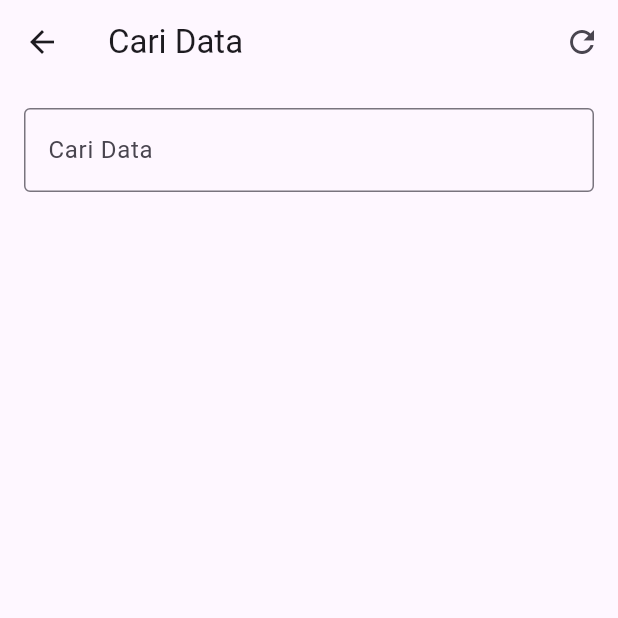
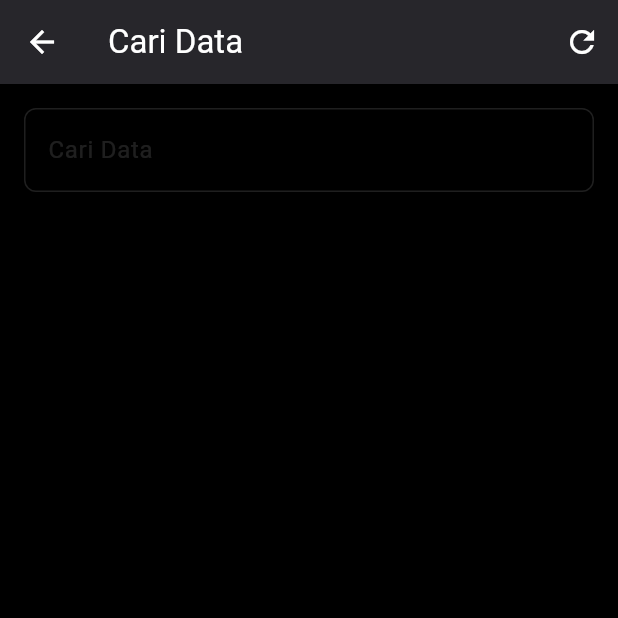
Before and after one commit to YudanMaulana/qr-scanner, a Flutter app: the screen it shows after launch, after a tap on "Cari Data Manual", on a phone screen of 412 x 824 dp, the top half of it. Run offline on Flutter 3.47's test engine with Material 3 defaults, Android fonts, the phone set to English and light mode, and no system bars; our stand-ins replace animated_text_kit, another_flutter_splash_screen, shared_preferences; missing offline and left inert: mobile_scanner; network calls fail.

Commit message:
only dark theme, launchurl, change splashcreen logo

```diff
--- a/lib/main.dart
+++ b/lib/main.dart
@@ -13,7 +13,7 @@ class MyApp extends StatelessWidget {
     return MaterialApp(
       debugShowCheckedModeBanner: false,
       title: '',
-      theme: ThemeData(primarySwatch: Colors.blue),
+      theme: ThemeData(dialogBackgroundColor: Color.fromARGB(255, 24, 23, 28)),
       home: SplashScreen(),
     );
   }
--- a/lib/screens/home_screen.dart
+++ b/lib/screens/home_screen.dart
@@ -66,9 +66,14 @@ class _HomeScreenState extends State<HomeScreen> {
   }
 
   Future<void> _openLink(String url) async {
-    // Cek apakah URL dapat dibuka
     if (await canLaunchUrl(Uri.parse(url))) {
-      await launchUrl(Uri.parse(url), mode: LaunchMode.externalApplication);
+      try {
+        await launchUrl(Uri.parse(url), mode: LaunchMode.externalApplication);
+      } on Exception catch (e) {
+        ScaffoldMessenger.of(context).showSnackBar(
+          SnackBar(content: Text('Gagal membuka tautan: $e')),
+        );
+      }
     } else {
       ScaffoldMessenger.of(context).showSnackBar(
         const SnackBar(content: Text('Tidak dapat membuka tautan!')),
@@ -94,7 +99,6 @@ class _HomeScreenState extends State<HomeScreen> {
   }
 
   bool _isLink(String text) {
-    // Pola regex sederhana untuk mendeteksi URL ny
     final urlRegex = RegExp(
       r'^(https?:\/\/)?([a-zA-Z0-9.-]+)(:[0-9]+)?(\/[^\s]*)?$',
     );
@@ -105,8 +109,13 @@ class _HomeScreenState extends State<HomeScreen> {
   Widget build(BuildContext context) {
     return Scaffold(
       appBar: AppBar(
-        title: const Text('Home'),
+        backgroundColor: const Color.fromARGB(255, 39, 38, 43),
+        title: const Text(
+          'Home',
+          style: TextStyle(color: Colors.white),
+        ),
       ),
+      backgroundColor: Colors.black,
       body: Center(
         child: Column(
           mainAxisAlignment: MainAxisAlignment.center,
@@ -119,7 +128,9 @@ class _HomeScreenState extends State<HomeScreen> {
                     style: TextStyle(
                       fontSize: 25,
                       fontWeight: FontWeight.bold,
-                      color: _status == 'Terdaftar' ? Colors.blue : Colors.red,
+                      color: _status == 'Terdaftar'
+                          ? Colors.lightGreen
+                          : Colors.redAccent,
                     ),
                     textAlign: TextAlign.center,
                   ),
@@ -139,9 +150,6 @@ class _HomeScreenState extends State<HomeScreen> {
                           fontSize: 17,
                           color:
                               _isLink(_scanResult) ? Colors.blue : Colors.black,
-                          decoration: _isLink(_scanResult)
-                              ? TextDecoration.underline
-                              : null,
                         ),
                         textAlign: TextAlign.center,
                       ),
@@ -155,7 +163,7 @@ class _HomeScreenState extends State<HomeScreen> {
                         style: TextStyle(
                           fontSize: 15,
                           fontWeight: FontWeight.bold,
-                          color: Colors.red,
+                          color: Colors.white,
                         ),
                       ),
                     ),
@@ -164,12 +172,20 @@ class _HomeScreenState extends State<HomeScreen> {
             else
               const Text(
                 'Belum ada hasil scan.',
-                style: TextStyle(fontSize: 20, color: Colors.deepPurple),
+                style: TextStyle(fontSize: 20, color: Colors.white70),
               ),
             const SizedBox(height: 70),
             Column(
               children: [
                 ElevatedButton(
+                  style: ElevatedButton.styleFrom(
+                    backgroundColor: const Color.fromARGB(255, 39, 38, 43),
+                    foregroundColor: Colors.white,
+                    side: const BorderSide(color: Colors.white),
+                    shape: RoundedRectangleBorder(
+                      borderRadius: BorderRadius.circular(8),
+                    ),
+                  ),
                   onPressed: () async {
                     final result = await Navigator.push(
                       context,
@@ -189,6 +205,15 @@ class _HomeScreenState extends State<HomeScreen> {
                     Padding(
                       padding: const EdgeInsets.all(8.0),
                       child: ElevatedButton(
+                        style: ElevatedButton.styleFrom(
+                          backgroundColor:
+                              const Color.fromARGB(255, 39, 38, 43),
+                          foregroundColor: Colors.white,
+                          side: const BorderSide(color: Colors.white),
+                          shape: RoundedRectangleBorder(
+                            borderRadius: BorderRadius.circular(8),
+                          ),
+                        ),
                         onPressed: _fetchData,
                         child: const Text('Dapatkan Data'),
                       ),
@@ -196,6 +221,15 @@ class _HomeScreenState extends State<HomeScreen> {
                     Padding(
                       padding: const EdgeInsets.all(8.0),
                       child: ElevatedButton(
+                        style: ElevatedButton.styleFrom(
+                          backgroundColor:
+                              const Color.fromARGB(255, 39, 38, 43),
+                          foregroundColor: Colors.white,
+                          side: const BorderSide(color: Colors.white),
+                          shape: RoundedRectangleBorder(
+                            borderRadius: BorderRadius.circular(8),
+                          ),
+                        ),
                         onPressed: () {
                           Navigator.push(
                             context,
--- a/lib/screens/search_page.dart
+++ b/lib/screens/search_page.dart
@@ -83,7 +83,12 @@ class _SearchPageState extends State<SearchPage> {
   Widget build(BuildContext context) {
     return Scaffold(
       appBar: AppBar(
-        title: const Text('Cari Data'),
+        backgroundColor: const Color.fromARGB(255, 39, 38, 43),
+        iconTheme: const IconThemeData(color: Colors.white),
+        title: const Text(
+          'Cari Data',
+          style: TextStyle(color: Colors.white),
+        ),
         actions: [
           IconButton(
             icon: const Icon(Icons.refresh),
@@ -92,6 +97,7 @@ class _SearchPageState extends State<SearchPage> {
           )
         ],
       ),
+      backgroundColor: Colors.black,
       body: Column(
         children: [
           // Form pencarian
@@ -99,13 +105,23 @@ class _SearchPageState extends State<SearchPage> {
             padding: const EdgeInsets.all(16.0),
             child: TextField(
               onChanged: _filterData,
-              decoration: const InputDecoration(
+              style: const TextStyle(color: Colors.white),
+              cursorColor: Colors.white,
+              decoration: InputDecoration(
                 labelText: 'Cari Data',
-                border: OutlineInputBorder(),
+                labelStyle: const TextStyle(color: Colors.white12),
+                floatingLabelStyle: const TextStyle(color: Colors.white),
+                enabledBorder: OutlineInputBorder(
+                    borderSide: const BorderSide(color: Colors.white12),
+                    borderRadius: BorderRadius.circular(8)),
+                focusedBorder: OutlineInputBorder(
+                    borderSide:
+                        const BorderSide(color: Colors.white, width: 2.0),
+                    borderRadius: BorderRadius.circular(8)),
               ),
             ),
           ),
-          // Daftar data dengan ikon hapus
+
           Expanded(
             child: ListView.builder(
               itemCount: _filteredData.length,
@@ -114,7 +130,7 @@ class _SearchPageState extends State<SearchPage> {
                 return ListTile(
                   title: Text(
                     item['name'],
-                    style: TextStyle(fontSize: 14),
+                    style: TextStyle(color: Colors.white, fontSize: 14),
                   ),
                   trailing: IconButton(
                     icon: const Icon(Icons.delete, color: Colors.red),
--- a/lib/screens/splash_screen.dart
+++ b/lib/screens/splash_screen.dart
@@ -7,6 +7,7 @@ class SplashScreen extends StatelessWidget {
   @override
   Widget build(BuildContext context) {
     return Scaffold(
+      backgroundColor: Colors.black,
       body: FlutterSplashScreen.fadeIn(
         duration: Duration(milliseconds: 3300),
         childWidget: Center(
@@ -20,7 +21,7 @@ class SplashScreen extends StatelessWidget {
                   SizedBox(
                     child: DefaultTextStyle(
                       style: const TextStyle(
-                        color: Color.fromRGBO(83, 83, 83, 1),
+                        color: Colors.white,
                         fontSize: 17,
                         fontFamily: 'Agne',
                       ),
@@ -59,7 +60,7 @@ class SplashScreen extends StatelessWidget {
             ],
           ),
         ),
-        backgroundColor: Colors.white,
+        backgroundColor: Colors.black,
         nextScreen: HomeScreen(),
       ),
     );
```
Also changed, not shown: lib/screens/qr_scanner_screen.dart (+51 -6 lines), lib/assets/icon.png, 1 other file.
